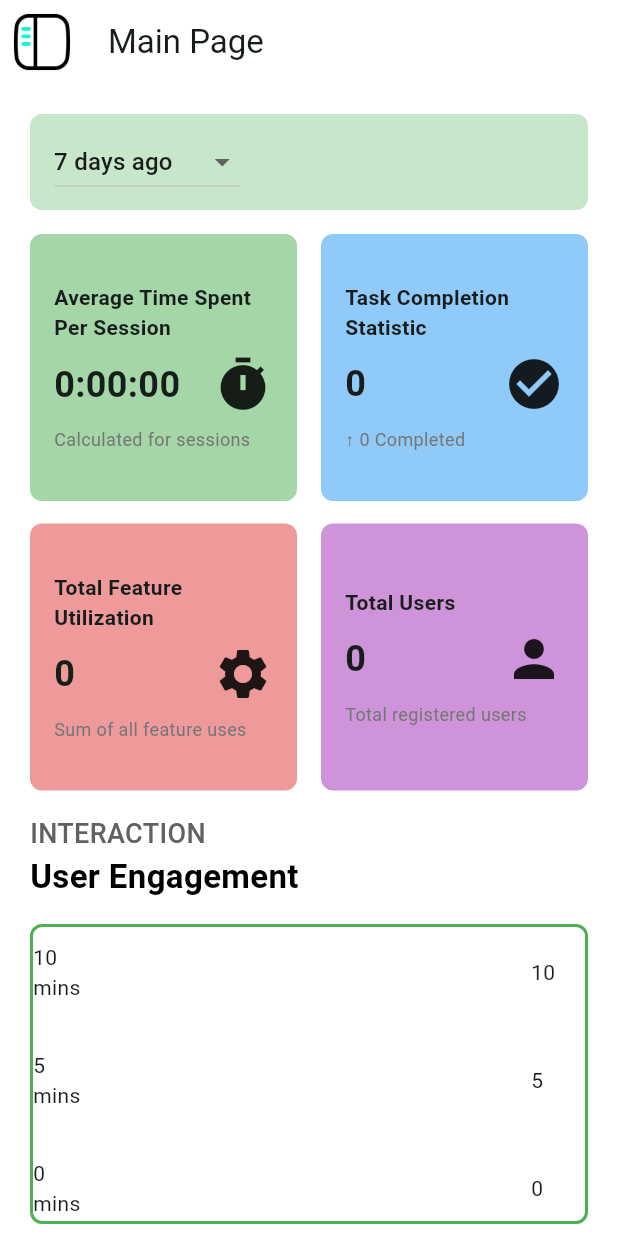
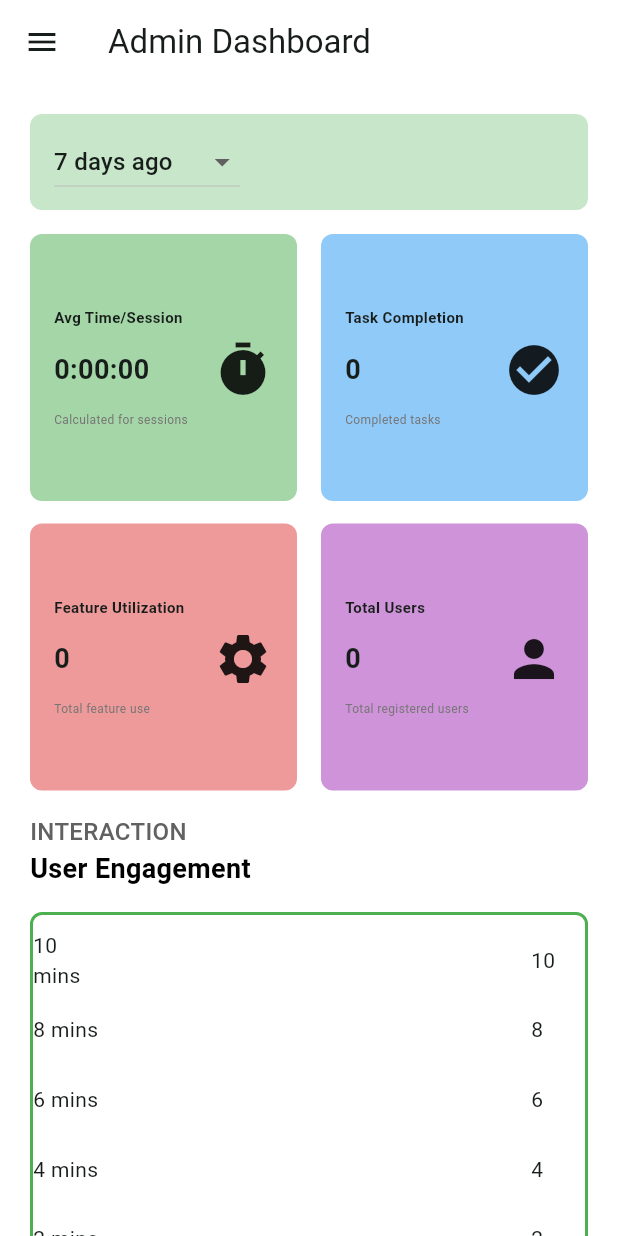
Before and after one commit to jyc568/zen-assist-app, a Flutter app: the DashboardScreen screen opened directly, on a phone screen of 412 x 824 dp. Run offline on Flutter 3.47's test engine with Material 3 defaults, Android fonts, the phone set to English and light mode, and no system bars; drawn by our look-alikes of fl_chart; our stand-ins replace cloud_firestore, firebase_analytics, firebase_auth, firebase_core, google_generative_ai; accounts and stored records are empty.

Commit message:
bug fixes

```diff
--- a/lib/screens/adminhomepage.dart
+++ b/lib/screens/adminhomepage.dart
@@ -11,8 +11,6 @@ void main() {
 }
 
 class Adminhomepage extends StatelessWidget {
-
-
   @override
   Widget build(BuildContext context) {
     return const MaterialApp(
@@ -22,9 +20,8 @@ class Adminhomepage extends StatelessWidget {
 }
 
 class DashboardScreen extends StatefulWidget {
-   const DashboardScreen({super.key});
+  const DashboardScreen({super.key});
   @override
-
   _DashboardScreenState createState() => _DashboardScreenState();
 }
 
@@ -152,7 +149,8 @@ class _DashboardScreenState extends State<DashboardScreen> {
                   Navigator.of(context).pop();
                   Navigator.pushReplacement(
                     context,
-                    MaterialPageRoute(builder: (context) => const ZenAssistApp()),
+                    MaterialPageRoute(
+                        builder: (context) => const ZenAssistApp()),
                   );
                 },
               ),
@@ -194,14 +192,14 @@ class _DashboardScreenState extends State<DashboardScreen> {
                   Text(
                     'Welcome Back,',
                     style: TextStyle(
-                      fontSize: 20,
+                      fontSize: 16, // Reduced font size
                       color: Colors.white,
                     ),
                   ),
                   Text(
                     'Angelina Leanore',
                     style: TextStyle(
-                      fontSize: 24,
+                      fontSize: 18, // Reduced font size
                       color: Colors.white,
                       fontWeight: FontWeight.bold,
                     ),
@@ -249,31 +247,23 @@ class _DashboardScreenState extends State<DashboardScreen> {
       ),
       appBar: AppBar(
         backgroundColor: Colors.white,
-        title: const Text("Main Page"),
-        leading: Builder(
-          builder: (context) => IconButton(
-            icon: Image.asset(
-              'assets/images/web.png',
-              width: 40,
-              height: 40,
-            ),
-            onPressed: () {
-              Scaffold.of(context).openDrawer();
-            },
-          ),
-        ),
+        title: const Text("Admin Dashboard"),
       ),
       body: SafeArea(
         child: SingleChildScrollView(
+          // Ensures the entire screen is scrollable
           child: Center(
             child: Container(
-              width: 450,
+              width:
+                  double.infinity, // Makes sure the container takes full width
               padding: const EdgeInsets.all(20),
               child: Column(
                 crossAxisAlignment: CrossAxisAlignment.start,
                 children: [
+                  // Timeframe Dropdown and Stats Grid
                   Container(
-                    padding: const EdgeInsets.symmetric(horizontal: 16, vertical: 8),
+                    padding:
+                        const EdgeInsets.symmetric(horizontal: 16, vertical: 8),
                     decoration: BoxDecoration(
                       color: Colors.green[100],
                       borderRadius: BorderRadius.circular(8),
@@ -306,13 +296,16 @@ class _DashboardScreenState extends State<DashboardScreen> {
                     ),
                   ),
                   const SizedBox(height: 16),
+
+                  // Stat Cards with Overflow Fixes
                   GridView.count(
                     crossAxisCount: 2,
-                    shrinkWrap: true,
+                    shrinkWrap: true, // Ensures GridView shrinks to fit content
                     crossAxisSpacing: 16,
                     mainAxisSpacing: 15,
                     physics: const NeverScrollableScrollPhysics(),
                     children: [
+                      // Average Time Spent Per Session
                       FutureBuilder<double>(
                         future: calculateAverageSessionTime(),
                         builder: (context, snapshot) {
@@ -320,18 +313,17 @@ class _DashboardScreenState extends State<DashboardScreen> {
                               ConnectionState.waiting) {
                             return _buildStatCard(
                               context,
-                              'Average Time Spent Per Session',
+                              'Avg Time/Session',
                               'Calculating...',
                               'Please wait...',
                               Colors.green[200]!,
                               Icons.timer,
                             );
                           }
-
                           if (snapshot.hasError) {
                             return _buildStatCard(
                               context,
-                              'Average Time Spent Per Session',
+                              'Avg Time/Session',
                               'Error',
                               'Unable to calculate',
                               Colors.green[200]!,
@@ -347,7 +339,7 @@ class _DashboardScreenState extends State<DashboardScreen> {
                                   .first; // Format duration as HH:MM:SS
                           return _buildStatCard(
                             context,
-                            'Average Time Spent Per Session',
+                            'Avg Time/Session',
                             formattedTime,
                             'Calculated for sessions',
                             Colors.green[200]!,
@@ -355,6 +347,7 @@ class _DashboardScreenState extends State<DashboardScreen> {
                           );
                         },
                       ),
+                      // Task Completion
                       StreamBuilder<DocumentSnapshot<Map<String, dynamic>>>(
                         stream: FirebaseFirestore.instance
                             .collection('stats')
@@ -365,9 +358,9 @@ class _DashboardScreenState extends State<DashboardScreen> {
                               ConnectionState.waiting) {
                             return _buildStatCard(
                               context,
-                              'Task Completion Statistic',
+                              'Task Completion',
                               'Loading...',
-                              '↑ Counting...',
+                              'Counting...',
                               Colors.blue[200]!,
                               Icons.check_circle,
                             );
@@ -376,7 +369,7 @@ class _DashboardScreenState extends State<DashboardScreen> {
                           if (snapshot.hasError) {
                             return _buildStatCard(
                               context,
-                              'Task Completion Statistic',
+                              'Task Completion',
                               'Error',
                               'Unable to load data',
                               Colors.blue[200]!,
@@ -389,14 +382,15 @@ class _DashboardScreenState extends State<DashboardScreen> {
 
                           return _buildStatCard(
                             context,
-                            'Task Completion Statistic',
+                            'Task Completion',
                             '$completionCount',
-                            '↑ $completionCount Completed',
+                            'Completed tasks',
                             Colors.blue[200]!,
                             Icons.check_circle,
                           );
                         },
                       ),
+                      // Feature Utilization
                       StreamBuilder<DocumentSnapshot<Map<String, dynamic>>>(
                         stream: FirebaseFirestore.instance
                             .collection('stats')
@@ -407,7 +401,7 @@ class _DashboardScreenState extends State<DashboardScreen> {
                               ConnectionState.waiting) {
                             return _buildStatCard(
                               context,
-                              'Total Feature Utilization',
+                              'Feature Utilization',
                               'Loading...',
                               'Calculating...',
                               Colors.red[200]!,
@@ -418,7 +412,7 @@ class _DashboardScreenState extends State<DashboardScreen> {
                           if (snapshot.hasError) {
                             return _buildStatCard(
                               context,
-                              'Total Feature Utilization',
+                              'Feature Utilization',
                               'Error',
                               'Unable to load data',
                               Colors.red[200]!,
@@ -426,7 +420,6 @@ class _DashboardScreenState extends State<DashboardScreen> {
                             );
                           }
 
-                          // Calculate the total usage count
                           Map<String, dynamic> featureData =
                               snapshot.data?.data() ?? {};
                           int totalUtilization = featureData.values
@@ -434,14 +427,15 @@ class _DashboardScreenState extends State<DashboardScreen> {
 
                           return _buildStatCard(
                             context,
-                            'Total Feature Utilization',
+                            'Feature Utilization',
                             '$totalUtilization',
-                            'Sum of all feature uses',
+                            'Total feature use',
                             Colors.red[200]!,
                             Icons.settings,
                           );
                         },
                       ),
+                      // Total Users
                       StreamBuilder<QuerySnapshot<Map<String, dynamic>>>(
                         stream: FirebaseFirestore.instance
                             .collection('users')
@@ -488,7 +482,7 @@ class _DashboardScreenState extends State<DashboardScreen> {
                   Text(
                     'INTERACTION',
                     style: TextStyle(
-                      fontSize: 18,
+                      fontSize: 16, // Reduced font size
                       fontWeight: FontWeight.w500,
                       color: Colors.grey[700],
                     ),
@@ -496,14 +490,19 @@ class _DashboardScreenState extends State<DashboardScreen> {
                   const Text(
                     'User Engagement',
                     style: TextStyle(
-                      fontSize: 22,
+                      fontSize: 18, // Reduced font size
                       fontWeight: FontWeight.bold,
                       color: Colors.black,
                     ),
                   ),
                   const SizedBox(height: 16),
+
+                  // Adjust the size of the bar chart container
                   Container(
-                    height: 200,
+                    width:
+                        double.infinity, // Ensures it takes up the full width
+                    height: MediaQuery.of(context).size.height *
+                        0.35, // Adjust height dynamically
                     decoration: BoxDecoration(
                       color: Colors.white,
                       border: Border.all(color: Colors.green, width: 2),
@@ -520,7 +519,8 @@ class _DashboardScreenState extends State<DashboardScreen> {
                           if (snapshot.hasError) {
                             return Text(
                               'Error: ${snapshot.error}',
-                              style: const TextStyle(fontSize: 18, color: Colors.red),
+                              style: const TextStyle(
+                                  fontSize: 14, color: Colors.red),
                             );
                           }
 
@@ -533,10 +533,9 @@ class _DashboardScreenState extends State<DashboardScreen> {
                                 BarChartRodData(
                                   toY: entry.value /
                                       60, // Convert seconds to minutes
-                                  width: 15,
+                                  width: 30,
                                   borderRadius: BorderRadius.circular(2),
-                                  color: Colors
-                                      .blue, // Customize bar color if needed
+                                  color: Colors.blue,
                                 ),
                               ],
                             );
@@ -550,12 +549,12 @@ class _DashboardScreenState extends State<DashboardScreen> {
                                               .reduce((a, b) => a > b ? a : b) /
                                           60) +
                                       5
-                                  : 10, // Set maxY dynamically
+                                  : 10,
                               titlesData: FlTitlesData(
                                 leftTitles: AxisTitles(
                                   sideTitles: SideTitles(
                                     showTitles: true,
-                                    reservedSize: 40,
+                                    reservedSize: 50,
                                     getTitlesWidget: (value, meta) {
                                       return Text('${value.toInt()} mins');
                                     },
@@ -595,9 +594,9 @@ class _DashboardScreenState extends State<DashboardScreen> {
     String subtitle,
     Color color,
     IconData icon, {
-    double titleFontSize = 14,
-    double countFontSize = 24,
-    double subtitleFontSize = 12,
+    double titleFontSize = 10,
+    double countFontSize = 18,
+    double subtitleFontSize = 8,
   }) {
     return Container(
       padding: const EdgeInsets.all(16),
```
Also changed, not shown: lib/screens/mainpage.dart (+72 -15 lines), lib/screens/weeklymealplanpage.dart (+6 -6 lines).
